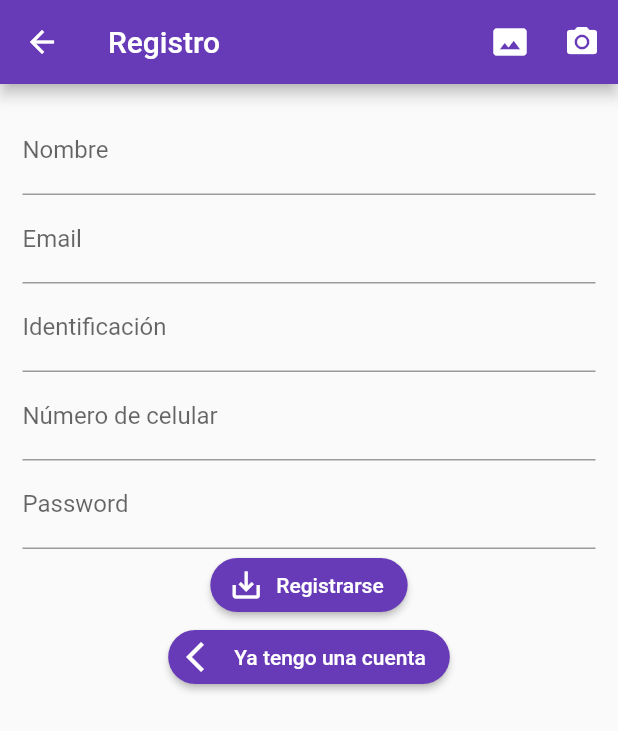
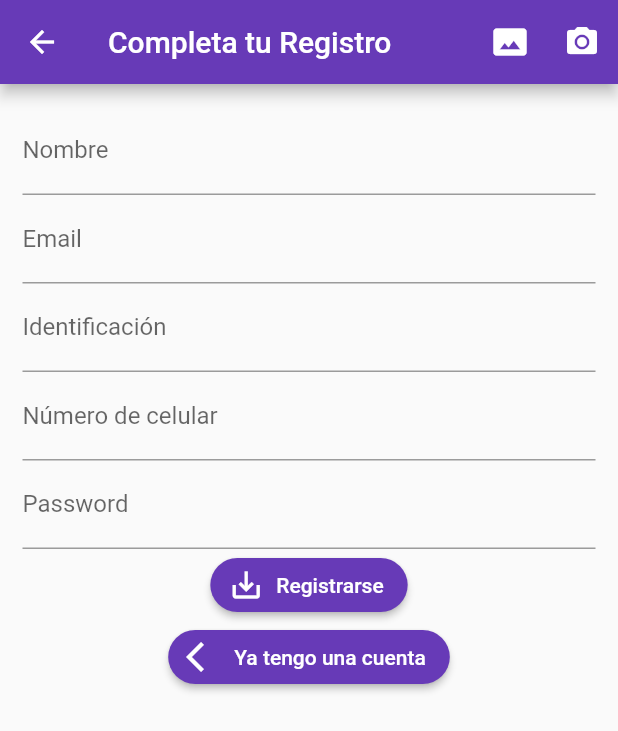
Before and after one commit to CarlosMarioMF/pruebaConectar, a Flutter app: the Register2Page screen opened by its route, on a phone screen of 412 x 824 dp. Shown: the top 731 px of the screen. Run offline on Flutter 3.47's test engine with Material 2 defaults, Android fonts, the phone set to English and light mode, and no system bars; our stand-ins replace rxdart, shared_preferences; accounts and stored records are empty; statements that could not run were skipped.

Commit message:
Commit9-Requisito2-UltimoCommit

```diff
--- a/lib/main.dart
+++ b/lib/main.dart
@@ -8,7 +8,8 @@ import 'package:prueba_conectarse/src/pages/login_page.dart';
 import 'package:prueba_conectarse/src/pages/register_page.dart';
 import 'package:prueba_conectarse/src/preferences_usuario/preferencias_usuario.dart';
 
-void main() async{
+void main() async {
+  WidgetsFlutterBinding.ensureInitialized();
   final prefs = new PreferenciasUsuario();
   await prefs.initPrefs();
   runApp(MyApp());
@@ -17,7 +18,7 @@ void main() async{
 class MyApp extends StatelessWidget {
   @override
   Widget build(BuildContext context) {
-    final prefs = new PreferenciasUsuario();
+  final prefs = new PreferenciasUsuario();
     print(prefs.token);
 
     return Provider(
--- a/lib/src/pages/login_page.dart
+++ b/lib/src/pages/login_page.dart
@@ -164,12 +164,10 @@ class LoginPage extends StatelessWidget {
    Map info = await  usuarioProvider.login(bloc.email, bloc.password);
 
    if(info['ok']){
-    Navigator.pushReplacementNamed(context, 'registro2');
+    Navigator.pushReplacementNamed(context, 'register2');
    }else{
      _mostrarAlerta(context, info['mensaje']);
    }
-
-
 
   }
 
--- a/lib/src/pages/register2_page.dart
+++ b/lib/src/pages/register2_page.dart
@@ -21,7 +21,7 @@ class _Register2PageState extends State<Register2Page> {
   Widget build(BuildContext context) {
     return Scaffold(
       appBar: AppBar(
-        title: Text('Registro'),
+        title: Text('Completa tu Registro'),
         actions: <Widget>[
           IconButton(
             icon: Icon(Icons.photo_size_select_actual),
--- a/pubspec.yaml
+++ b/pubspec.yaml
@@ -30,7 +30,8 @@ dependencies:
   cupertino_icons: ^1.0.2
   rxdart: ^0.22.0
   http:
-  shared_preferences:
+  mime_type:
+  shared_preferences: ^0.5.0
 
 dev_dependencies:
   flutter_test:
```
Also changed, not shown: pubspec.lock.
